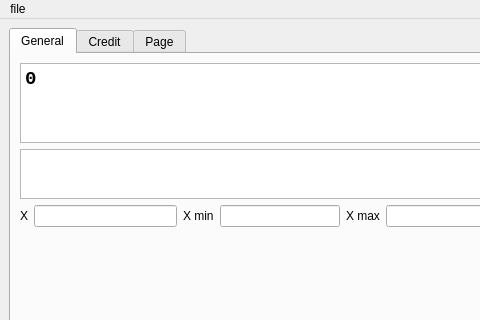
Above: srcs/View/calculator.ui from GMNSA/SmartCalc_v2 before the change; both pictures show x 0 to 480 and y 0 to 320 of the 754 by 578 pixel window. Below: the same form after it.
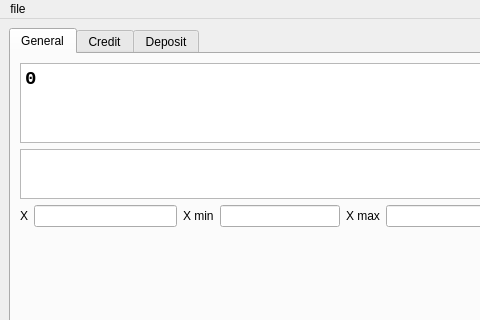
That is the form after the change. The open tabs and pages were chosen to show the change.

```diff
--- a/srcs/View/calculator.ui
+++ b/srcs/View/calculator.ui
@@ -1166,7 +1166,7 @@
         </font>
        </property>
        <attribute name="title">
-        <string>Page</string>
+        <string>Deposit</string>
        </attribute>
        <layout class="QGridLayout" name="gridLayout_12">
         <item row="0" column="0" rowspan="3">
```
Left out of the diff: 8 changed lines with no effect on the pictures.
